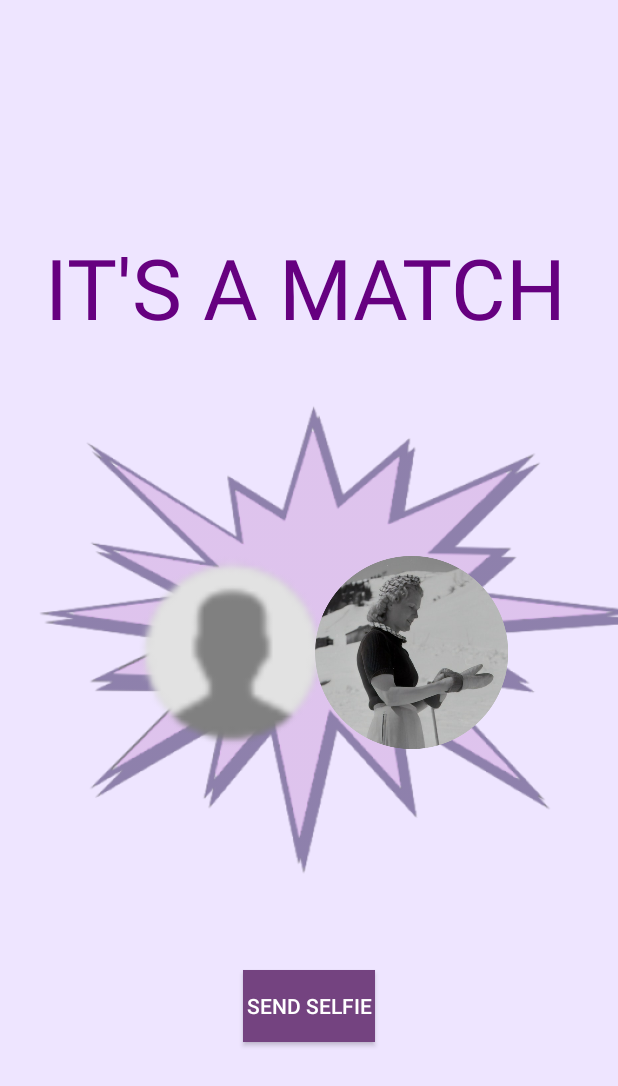
After one commit to Nathan-Nesbitt/OKBoomer, an Android app: the matchScreen screen opened directly, with no data from a screen before it, on a phone screen of 412 x 824 dp. The commit adds this screen. Shown: the top 1086 px of the screen. Run offline under Robolectric (Android 15) with nearby library versions, the phone set to English and light mode, and no system bars.

Commit message:
match page done

```diff
--- a/High Fidelity Prototype/app/src/main/AndroidManifest.xml
+++ b/High Fidelity Prototype/app/src/main/AndroidManifest.xml
@@ -9,7 +9,8 @@
         android:roundIcon="@mipmap/ic_launcher_round"
         android:supportsRtl="true"
         android:theme="@style/AppTheme">
-        <activity android:name=".specific_chat"></activity>
+        <activity android:name=".matchScreen"></activity>
+        <activity android:name=".specific_chat" />
         <activity
             android:name=".ui.login.LoginActivity"
             android:label="@string/title_activity_login" />
--- a/High Fidelity Prototype/app/src/main/java/com/example/okboomerprototype/mainSelection.java
+++ b/High Fidelity Prototype/app/src/main/java/com/example/okboomerprototype/mainSelection.java
@@ -5,17 +5,27 @@ import androidx.appcompat.app.AppCompatActivity;
 import android.content.Intent;
 import android.os.Bundle;
 import android.view.View;
+import android.widget.ImageView;
 
 public class mainSelection extends AppCompatActivity {
-
+    int cUser;
     @Override
     protected void onCreate(Bundle savedInstanceState) {
         super.onCreate(savedInstanceState);
         setContentView(R.layout.activity_main_selection);
+//        ImageView img = findViewById(R.id.imageView8);
+//        cUser = img.getId();
     }
     public void chatGeneral(View view){
         Intent intent = new Intent(this, message_general.class);
         startActivity(intent);
     }
 
+    public void matchScreen(View view){
+        Intent intent = new Intent(this, matchScreen.class);
+//        intent.putExtra("userPic", cUser);
+        startActivity(intent);
+    }
+
+
 }
--- /dev/null
+++ b/High Fidelity Prototype/app/src/main/java/com/example/okboomerprototype/matchScreen.java
@@ -0,0 +1,25 @@
+package com.example.okboomerprototype;
+
+import androidx.appcompat.app.AppCompatActivity;
+
+import android.content.Intent;
+import android.os.Bundle;
+import android.view.View;
+import android.widget.ImageView;
+
+public class matchScreen extends AppCompatActivity {
+    Intent intent;
+    @Override
+    protected void onCreate(Bundle savedInstanceState) {
+        super.onCreate(savedInstanceState);
+        setContentView(R.layout.activity_match_screen);
+//        intent = getIntent();
+//        int img = Integer.parseInt(intent.getStringExtra("userPic"));
+        ImageView i = findViewById(R.id.matchee);
+        i.setImageResource(R.drawable.sophie);
+    }
+
+    public void sendSelfie(View view){
+
+    }
+}
--- a/High Fidelity Prototype/app/src/main/res/layout/activity_main_selection.xml
+++ b/High Fidelity Prototype/app/src/main/res/layout/activity_main_selection.xml
@@ -75,6 +75,7 @@
             android:layout_marginEnd="80dp"
             android:layout_marginRight="80dp"
             android:background="#00FFFFFF"
+            android:onClick="matchScreen"
             app:layout_constraintEnd_toEndOf="parent"
             app:layout_constraintTop_toTopOf="parent"
             app:srcCompat="@drawable/small_like" />
--- /dev/null
+++ b/High Fidelity Prototype/app/src/main/res/layout/activity_match_screen.xml
@@ -0,0 +1,72 @@
+<?xml version="1.0" encoding="utf-8"?>
+<androidx.constraintlayout.widget.ConstraintLayout xmlns:android="http://schemas.android.com/apk/res/android"
+    xmlns:app="http://schemas.android.com/apk/res-auto"
+    xmlns:tools="http://schemas.android.com/tools"
+    android:layout_width="match_parent"
+    android:layout_height="match_parent"
+    android:background="#EEE5FF"
+    tools:context=".matchScreen">
+
+    <TextView
+        android:id="@+id/textView4"
+        android:layout_width="wrap_content"
+        android:layout_height="wrap_content"
+        android:layout_marginStart="30dp"
+        android:layout_marginLeft="30dp"
+        android:layout_marginTop="126dp"
+        android:layout_marginBottom="111dp"
+        android:text="IT'S A MATCH"
+        android:textAppearance="@style/TextAppearance.AppCompat.Display3"
+        android:textColor="#660080"
+        android:textColorHighlight="#FFFFFF"
+        app:layout_constraintBottom_toTopOf="@+id/matchee"
+        app:layout_constraintStart_toStartOf="parent"
+        app:layout_constraintTop_toTopOf="parent" />
+
+    <Button
+        android:id="@+id/button"
+        android:layout_width="wrap_content"
+        android:layout_height="wrap_content"
+        android:layout_marginBottom="102dp"
+        android:background="#744380"
+        android:onClick="sendSelfie"
+        android:text="Send Selfie"
+        android:textColor="#FFFFFF"
+        app:layout_constraintBottom_toBottomOf="parent"
+        app:layout_constraintEnd_toEndOf="parent"
+        app:layout_constraintStart_toStartOf="parent"
+        app:layout_constraintTop_toBottomOf="@+id/matchee" />
+
+    <ImageView
+        android:id="@+id/imageView12"
+        android:layout_width="444dp"
+        android:layout_height="0dp"
+        app:layout_constraintBottom_toBottomOf="parent"
+        app:layout_constraintStart_toStartOf="parent"
+        app:layout_constraintTop_toTopOf="parent"
+        app:srcCompat="@drawable/explosion" />
+
+    <ImageView
+        android:id="@+id/imageView5"
+        android:layout_width="169dp"
+        android:layout_height="143dp"
+        android:layout_marginEnd="106dp"
+        android:layout_marginRight="106dp"
+        app:layout_constraintBottom_toBottomOf="@+id/matchee"
+        app:layout_constraintEnd_toEndOf="@+id/matchee"
+        app:layout_constraintTop_toTopOf="@+id/matchee"
+        app:srcCompat="@drawable/user_profile" />
+
+    <ImageView
+        android:id="@+id/matchee"
+        android:layout_width="146dp"
+        android:layout_height="136dp"
+        android:layout_marginEnd="64dp"
+        android:layout_marginRight="64dp"
+        android:layout_marginBottom="115dp"
+        app:layout_constraintBottom_toTopOf="@+id/button"
+        app:layout_constraintEnd_toEndOf="parent"
+        app:layout_constraintTop_toBottomOf="@+id/textView4"
+        app:srcCompat="@drawable/beverly" />
+
+</androidx.constraintlayout.widget.ConstraintLayout>
```
Also changed, not shown: High Fidelity Prototype/app/src/main/java/com/example/okboomerprototype/messageAdapter.java (line endings or trailing spaces), High Fidelity Prototype/app/src/main/res/drawable/explosion.png (added), High Fidelity Prototype/app/src/main/res/drawable/user_profile.png (added), 14 other files.
